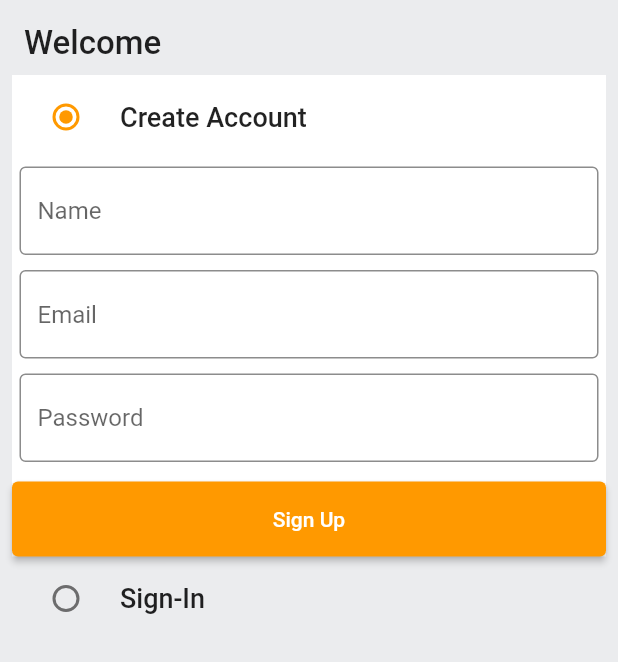
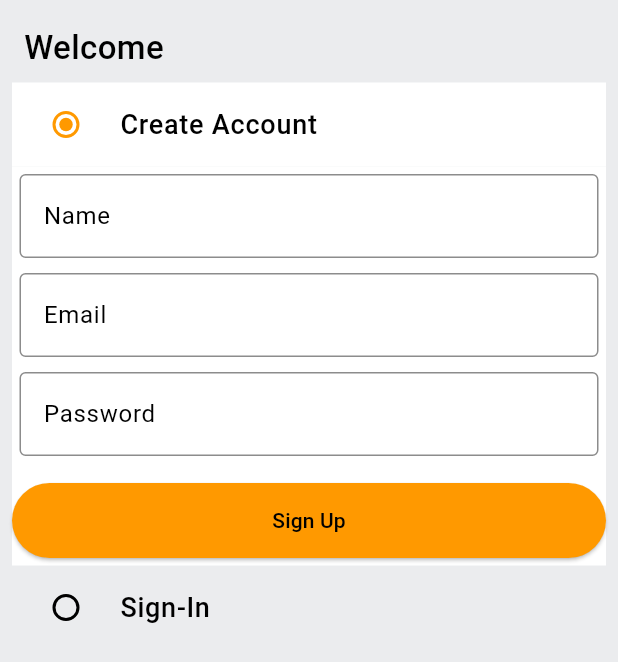
Before and after one commit to sarthakkotia/E-commerce-app, a Flutter app: the screen it shows after launch, on a phone screen of 412 x 824 dp. Shown: the top 662 px of the screen. Run offline on Flutter 3.47's test engine with Material 3 defaults, Android fonts, the phone set to English and light mode, and no system bars; our stand-ins replace badges, carousel_slider, dotted_border, file_picker, fl_chart, flutter_rating_bar and 2 more; missing offline and left inert: cloudinary_public, pay.

```diff
--- a/lib/common/widgets/custom_button.dart
+++ b/lib/common/widgets/custom_button.dart
@@ -1,3 +1,4 @@
+import 'package:ecommerce_app/constants/global_variables.dart';
 import 'package:flutter/material.dart';
 
 class CustomButton extends StatelessWidget {
@@ -9,13 +10,17 @@ class CustomButton extends StatelessWidget {
 
   @override
   Widget build(BuildContext context) {
-    return ElevatedButton(
-      onPressed: onTap,
-      style: ElevatedButton.styleFrom(
-          minimumSize: const Size(double.infinity, 50), backgroundColor: color),
-      child: Text(
-        text,
-        style: TextStyle(color: color == null ? Colors.white : Colors.black),
+    return Padding(
+      padding: const EdgeInsets.symmetric(vertical: 5.0),
+      child: ElevatedButton(
+        onPressed: onTap,
+        style: ElevatedButton.styleFrom(
+            minimumSize: const Size(double.infinity, 50),
+            backgroundColor: color ?? GlobalVariables.secondaryColor),
+        child: Text(
+          text,
+          style: const TextStyle(color: Colors.black),
+        ),
       ),
     );
   }
--- a/lib/features/address/screens/address_screen.dart
+++ b/lib/features/address/screens/address_screen.dart
@@ -7,7 +7,6 @@ import 'package:ecommerce_app/constants/utils.dart';
 import 'package:ecommerce_app/features/address/services/address_services.dart';
 import 'package:ecommerce_app/providers/user_provider.dart';
 import 'package:flutter/material.dart';
-import 'package:logger/logger.dart';
 import 'package:pay/pay.dart';
 import 'package:provider/provider.dart';
 
@@ -82,7 +81,7 @@ class _AddressScreenState extends State<AddressScreen> {
         totalSum: double.parse(widget.totalAmount));
   }
 
-  void TestonGPayResult() {
+  void testonGPayResult() {
     if (Provider.of<UserProvider>(context, listen: false)
         .user
         .address
@@ -118,7 +117,7 @@ class _AddressScreenState extends State<AddressScreen> {
     } else {
       showSnackBar(context, "Error");
     }
-    TestonGPayResult();
+    testonGPayResult();
   }
 
   @override
--- a/lib/features/address/services/address_services.dart
+++ b/lib/features/address/services/address_services.dart
@@ -1,5 +1,4 @@
 import 'dart:convert';
-import 'package:ecommerce_app/common/widgets/bottom_bar.dart';
 import 'package:ecommerce_app/constants/error_handling.dart';
 import 'package:ecommerce_app/constants/global_variables.dart';
 import 'package:ecommerce_app/constants/utils.dart';
--- a/lib/features/admin/screens/add_product_screen.dart
+++ b/lib/features/admin/screens/add_product_screen.dart
@@ -191,7 +191,10 @@ class _AddProductScreenState extends State<AddProductScreen> {
                     const SizedBox(
                       height: 20,
                     ),
-                    CustomButton(onTap: sellProduct, text: "Sell")
+                    CustomButton(
+                      onTap: sellProduct,
+                      text: "Sell",
+                    )
                   ],
                 ),
               )),
--- a/lib/features/admin/screens/analytics_screen.dart
+++ b/lib/features/admin/screens/analytics_screen.dart
@@ -2,7 +2,6 @@ import 'package:ecommerce_app/common/loader.dart';
 import 'package:ecommerce_app/features/admin/models/sales.dart';
 import 'package:ecommerce_app/features/admin/services/admin_services.dart';
 import 'package:ecommerce_app/features/admin/widgets/category_products_chart.dart';
-import 'package:ecommerce_app/features/admin/widgets/sample_bar_chart.dart';
 import 'package:flutter/material.dart';
 
 class AnalyticsScreen extends StatefulWidget {
@@ -46,7 +45,7 @@ class _AnalyticsScreenState extends State<AnalyticsScreen> {
                 height: 50,
               ),
               SizedBox(
-                height: 250,
+                height: 300,
                 child: CategoryProductsChart(
                   seriesList: earnings!,
                 ),
--- a/lib/features/admin/screens/orders_screen.dart
+++ b/lib/features/admin/screens/orders_screen.dart
@@ -4,7 +4,6 @@ import 'package:ecommerce_app/features/admin/services/admin_services.dart';
 import 'package:ecommerce_app/features/order_details/screens/order_details_screen.dart';
 import 'package:ecommerce_app/models/order.dart';
 import 'package:flutter/material.dart';
-import 'package:logger/logger.dart';
 
 class OrdersScreen extends StatefulWidget {
   const OrdersScreen({super.key});
--- a/lib/features/admin/screens/products_screen.dart
+++ b/lib/features/admin/screens/products_screen.dart
@@ -3,7 +3,7 @@ import 'package:ecommerce_app/features/admin/screens/add_product_screen.dart';
 import 'package:ecommerce_app/features/admin/services/admin_services.dart';
 import 'package:ecommerce_app/models/product.dart';
 import 'package:ecommerce_app/features/account/widgets/product.dart'
-    as SingleProduct;
+    as single_product;
 import 'package:flutter/material.dart';
 
 class ProductsScreen extends StatefulWidget {
@@ -56,7 +56,7 @@ class _ProductsScreenState extends State<ProductsScreen> {
                   children: [
                     SizedBox(
                       height: 140,
-                      child: SingleProduct.Product(
+                      child: single_product.Product(
                         image: productData.images[0],
                       ),
                     ),
--- a/lib/features/admin/services/admin_services.dart
+++ b/lib/features/admin/services/admin_services.dart
@@ -11,7 +11,6 @@ import 'package:ecommerce_app/providers/user_provider.dart';
 import 'package:flutter/material.dart';
 import 'package:flutter/widgets.dart';
 import "package:http/http.dart" as http;
-import 'package:logger/logger.dart';
 import 'package:provider/provider.dart';
 
 class AdminServices {
--- a/lib/features/admin/widgets/category_products_chart.dart
+++ b/lib/features/admin/widgets/category_products_chart.dart
@@ -40,8 +40,7 @@ class CategoryProductsChart extends StatelessWidget {
             style: TextStyle(fontWeight: FontWeight.bold),
           ),
           drawBelowEverything: true,
-          sideTitles: SideTitles(
-              showTitles: true, reservedSize: 30, getTitlesWidget: getTitles)),
+          sideTitles: SideTitles(showTitles: true, getTitlesWidget: getTitles)),
       leftTitles: const AxisTitles(sideTitles: SideTitles(showTitles: false)),
       topTitles: const AxisTitles(sideTitles: SideTitles(showTitles: false)),
       rightTitles: const AxisTitles(sideTitles: SideTitles(showTitles: false)),
--- a/lib/features/home/widgets/address_box.dart
+++ b/lib/features/home/widgets/address_box.dart
@@ -32,7 +32,7 @@ class AddressBox extends StatelessWidget {
           Expanded(
             child: Padding(
               padding: const EdgeInsets.only(left: 5, right: 5),
-              //TODO: get address when the user would click the cart icon and for the first time when entering the address we will keep track of that
+// get address when the user would click the cart icon and for the first time when entering the address we will keep track of that
               child: Text(
                 "Delivery to ${user.name} - ${user.address}",
                 style: const TextStyle(
--- a/lib/main.dart
+++ b/lib/main.dart
@@ -43,7 +43,7 @@ class _MyAppState extends State<MyApp> {
       debugShowCheckedModeBanner: false,
       title: 'E-Commerce App',
       theme: ThemeData(
-        useMaterial3: false,
+        useMaterial3: true,
         scaffoldBackgroundColor: GlobalVariables.backgroundColor,
         colorScheme: const ColorScheme.light(
           primary: GlobalVariables.secondaryColor,
--- a/lib/models/user.dart
+++ b/lib/models/user.dart
@@ -33,7 +33,7 @@ class User {
     };
   }
 
-  //TODO: understand why factory pattern used
+  //TODO: understand why factory pattern used for json serialzation
 
   factory User.fromMap(Map<String, dynamic> map) {
     return User(
```
Also changed, not shown: lib/features/account/services/account_services.dart (+18 -1 lines), lib/features/account/widgets/top_buttons.dart (+3 -7 lines), lib/features/auth/screens/auth_screen.dart (+7 -6 lines), 2 other files.
